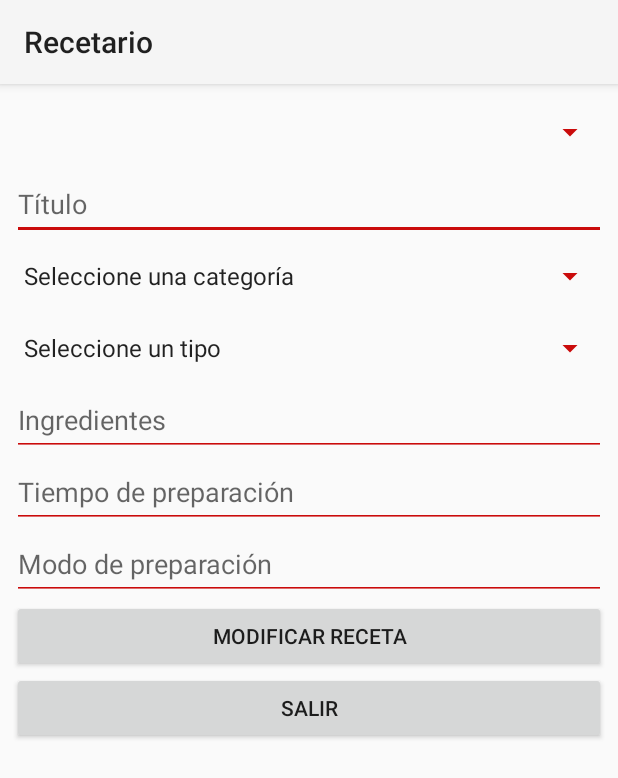
After one commit to JF3Palacios/Recetario, an Android app: the ModifyRecipeActivity screen opened directly, with no data from a screen before it, on a phone screen of 412 x 824 dp. The commit adds this screen. Shown: the top 778 px of the screen. Run offline under Robolectric (Android 15) with nearby library versions, the phone set to English and light mode, and no system bars; our stand-ins replace Firebase (no records; nobody signed in at launch, a user with empty details on screens opened directly).

Commit message:
Commit avance 2

```diff
--- a/app/build.gradle.kts
+++ b/app/build.gradle.kts
@@ -56,6 +56,8 @@ dependencies {
     implementation("com.google.firebase:firebase-auth:23.0.0")
     implementation("com.google.android.gms:play-services-auth:21.2.0")
     implementation("com.google.firebase:firebase-storage:21.0.0")
+    implementation("com.github.bumptech.glide:glide:4.13.2")
+    annotationProcessor("com.github.bumptech.glide:compiler:4.13.2")
     implementation(libs.androidx.navigation.fragment.ktx)
     implementation(libs.androidx.navigation.ui.ktx)
     testImplementation(libs.junit)
--- /dev/null
+++ b/app/src/main/java/com/palacios/recetario/ModifyRecipeActivity.kt
@@ -0,0 +1,164 @@
+package com.palacios.recetario
+
+import android.content.Intent
+import android.os.Bundle
+import android.view.View
+import android.widget.AdapterView
+import android.widget.ArrayAdapter
+import android.widget.Button
+import android.widget.EditText
+import android.widget.Spinner
+import android.widget.Toast
+import androidx.appcompat.app.AppCompatActivity
+import com.google.firebase.firestore.FirebaseFirestore
+import com.palacios.recetario.models.Recipe
+
+class ModifyRecipeActivity : AppCompatActivity() {
+
+    private lateinit var recipeSpinner: Spinner
+    private lateinit var categorySpinner: Spinner
+    private lateinit var typeSpinner: Spinner
+    private lateinit var ingredientsEditText: EditText
+    private lateinit var timeEditText: EditText
+    private lateinit var instructionsEditText: EditText
+    private lateinit var firestore: FirebaseFirestore
+    private var recipes: List<Recipe> = listOf()
+
+    override fun onCreate(savedInstanceState: Bundle?) {
+        super.onCreate(savedInstanceState)
+        setContentView(R.layout.activity_modify_recipe)
+
+        recipeSpinner = findViewById(R.id.recipeSpinner)
+        categorySpinner = findViewById(R.id.modifyRecipeCategory)
+        typeSpinner = findViewById(R.id.modifyRecipeType)
+        ingredientsEditText = findViewById(R.id.modifyRecipeIngredients)
+        timeEditText = findViewById(R.id.modifyRecipeTime)
+        instructionsEditText = findViewById(R.id.modifyRecipeInstructions)
+        firestore = FirebaseFirestore.getInstance()
+
+        setupSpinner(categorySpinner, R.array.categories, "Seleccione una categoría")
+        setupSpinner(typeSpinner, R.array.types, "Seleccione un tipo")
+
+        val modifyButton: Button = findViewById(R.id.modifyRecipeButton)
+        modifyButton.setOnClickListener {
+            modifyRecipe()
+        }
+        val salirModificarRecipeButton: Button = findViewById(R.id.salirModifyRecipeButton)
+        salirModificarRecipeButton.setOnClickListener {
+            val intent = Intent(this, SeleccionActivity::class.java)
+            startActivity(intent)
+        }
+
+        loadRecipesIntoSpinner()
+    }
+
+    private fun setupSpinner(spinner: Spinner, arrayResId: Int, hint: String) {
+        val items = resources.getStringArray(arrayResId).toMutableList()
+        items.add(0, hint) // Añadir el hint como el primer elemento
+
+        val adapter = ArrayAdapter(this, android.R.layout.simple_spinner_item, items.toTypedArray())
+        adapter.setDropDownViewResource(android.R.layout.simple_spinner_dropdown_item)
+        spinner.adapter = adapter
+        spinner.setSelection(0, false)
+    }
+
+    private fun loadRecipesIntoSpinner() {
+        firestore.collection("recetas")
+            .get()
+            .addOnSuccessListener { result ->
+                recipes = result.map { document ->
+                    Recipe(
+                        titulo = document.getString("titulo") ?: "",
+                        categoria = document.getString("categoria") ?: "",
+                        tipo = document.getString("tipo") ?: "",
+                        ingredientes = document.getString("ingredientes") ?: "",
+                        tiempoPreparacion = document.getString("tiempoPreparacion") ?: "",
+                        modoPreparacion = document.getString("modoPreparacion") ?: ""
+                    )
+                }.sortedBy { it.titulo }
+
+                val recipeTitles = recipes.map { it.titulo }
+                val adapter = ArrayAdapter(this, android.R.layout.simple_spinner_item, recipeTitles)
+                adapter.setDropDownViewResource(android.R.layout.simple_spinner_dropdown_item)
+                recipeSpinner.adapter = adapter
+
+                recipeSpinner.onItemSelectedListener = object : AdapterView.OnItemSelectedListener {
+                    override fun onItemSelected(parent: AdapterView<*>, view: View?, position: Int, id: Long) {
+                        if (position >= 0) { // Evitar la selección del hint
+                            val selectedRecipe = recipes.find { it.titulo == recipeTitles[position] }
+                            selectedRecipe?.let { populateRecipeDetails(it) }
+                        }
+                    }
+
+                    override fun onNothingSelected(parent: AdapterView<*>) {
+                        // No hacer nada
+                    }
+                }
+            }
+            .addOnFailureListener { exception ->
+                Toast.makeText(this, "Error al cargar recetas: ${exception.message}", Toast.LENGTH_SHORT).show()
+            }
+    }
+
+    private fun populateRecipeDetails(recipe: Recipe) {
+        findViewById<EditText>(R.id.modifyRecipeTitle).setText(recipe.titulo)
+        categorySpinner.setSelection(resources.getStringArray(R.array.categories).indexOf(recipe.categoria))
+        typeSpinner.setSelection(resources.getStringArray(R.array.types).indexOf(recipe.tipo))
+        ingredientsEditText.setText(recipe.ingredientes)
+        timeEditText.setText(recipe.tiempoPreparacion)
+        instructionsEditText.setText(recipe.modoPreparacion)
+    }
+
+    private fun modifyRecipe() {
+        val selectedCategory = categorySpinner.selectedItem.toString()
+        val selectedType = typeSpinner.selectedItem.toString()
+        val ingredients = ingredientsEditText.text.toString().trim()
+        val time = timeEditText.text.toString().trim()
+        val instructions = instructionsEditText.text.toString().trim()
+
+        if (selectedCategory == "Seleccione una categoría") {
+            Toast.makeText(this, "Por favor, seleccione una categoría válida.", Toast.LENGTH_SHORT).show()
+            return
+        }
+
+        if (ingredients.isEmpty()) {
+            Toast.makeText(this, "Por favor, ingrese los ingredientes.", Toast.LENGTH_SHORT).show()
+            return
+        }
+
+        if (time.isEmpty()) {
+            Toast.makeText(this, "Por favor, ingrese el tiempo de preparación.", Toast.LENGTH_SHORT).show()
+            return
+        }
+
+        if (instructions.isEmpty()) {
+            Toast.makeText(this, "Por favor, ingrese el modo de preparación.", Toast.LENGTH_SHORT).show()
+            return
+        }
+
+        val recipe = Recipe(
+            titulo = findViewById<EditText>(R.id.modifyRecipeTitle).text.toString(),
+            categoria = selectedCategory,
+            tipo = selectedType,
+            ingredientes = ingredients,
+            tiempoPreparacion = time,
+            modoPreparacion = instructions
+        )
+
+        // Implementa la lógica para actualizar la receta en la base de datos
+        updateRecipeInDatabase(recipe)
+        Toast.makeText(this, "Receta modificada correctamente.", Toast.LENGTH_SHORT).show()
+    }
+
+    private fun updateRecipeInDatabase(recipe: Recipe) {
+        // Implementa la lógica para actualizar la receta en la base de datos
+        firestore.collection("recetas").document(recipe.titulo)
+            .set(recipe)
+            .addOnSuccessListener {
+                Toast.makeText(this, "Receta actualizada correctamente.", Toast.LENGTH_SHORT).show()
+            }
+            .addOnFailureListener { exception ->
+                Toast.makeText(this, "Error al actualizar receta: ${exception.message}", Toast.LENGTH_SHORT).show()
+            }
+    }
+}
--- /dev/null
+++ b/app/src/main/res/layout/activity_modify_recipe.xml
@@ -0,0 +1,72 @@
+<?xml version="1.0" encoding="utf-8"?>
+<ScrollView xmlns:android="http://schemas.android.com/apk/res/android"
+    android:layout_width="match_parent"
+    android:layout_height="match_parent"
+    android:padding="8dp">
+
+    <LinearLayout
+        android:layout_width="match_parent"
+        android:layout_height="wrap_content"
+        android:orientation="vertical">
+
+        <Spinner
+            android:id="@+id/recipeSpinner"
+            android:layout_width="match_parent"
+            android:layout_height="48dp"
+            android:backgroundTint="#CA0B0B" />
+
+        <EditText
+            android:id="@+id/modifyRecipeTitle"
+            android:layout_width="match_parent"
+            android:layout_height="48dp"
+            android:backgroundTint="#CA0B0B"
+            android:hint="Título" />
+
+        <Spinner
+            android:id="@+id/modifyRecipeCategory"
+            android:layout_width="match_parent"
+            android:layout_height="48dp"
+            android:backgroundTint="#CA0B0B"
+            android:entries="@array/categories" />
+
+        <Spinner
+            android:id="@+id/modifyRecipeType"
+            android:layout_width="match_parent"
+            android:layout_height="48dp"
+            android:backgroundTint="#CA0B0B"
+            android:entries="@array/types" />
+
+        <EditText
+            android:id="@+id/modifyRecipeIngredients"
+            android:layout_width="match_parent"
+            android:layout_height="48dp"
+            android:backgroundTint="#CA0B0B"
+            android:hint="Ingredientes" />
+
+        <EditText
+            android:id="@+id/modifyRecipeTime"
+            android:layout_width="match_parent"
+            android:layout_height="48dp"
+            android:backgroundTint="#CA0B0B"
+            android:hint="Tiempo de preparación" />
+
+        <EditText
+            android:id="@+id/modifyRecipeInstructions"
+            android:layout_width="match_parent"
+            android:layout_height="48dp"
+            android:backgroundTint="#CA0B0B"
+            android:hint="Modo de preparación" />
+
+        <Button
+            android:id="@+id/modifyRecipeButton"
+            android:layout_width="match_parent"
+            android:layout_height="wrap_content"
+            android:text="Modificar Receta" />
+
+        <Button
+            android:id="@+id/salirModifyRecipeButton"
+            android:layout_width="match_parent"
+            android:layout_height="wrap_content"
+            android:text="Salir" />
+    </LinearLayout>
+</ScrollView>
```
Also changed, not shown: app/src/main/AndroidManifest.xml (+12 -0 lines), app/src/main/java/com/palacios/recetario/DeleteRecipeActivity.kt (added, +93 -0 lines), app/src/main/java/com/palacios/recetario/SeleccionActivity.kt (+18 -0 lines), app/src/main/java/com/palacios/recetario/ViewRecipeActivity.kt (added, +103 -0 lines), app/src/main/java/com/palacios/recetario/models/Recipe.kt (added, +11 -0 lines), app/src/main/res/layout/activity_delete_recipe.xml (added, +29 -0 lines), app/src/main/res/layout/activity_view_recipe.xml (added, +77 -0 lines).
